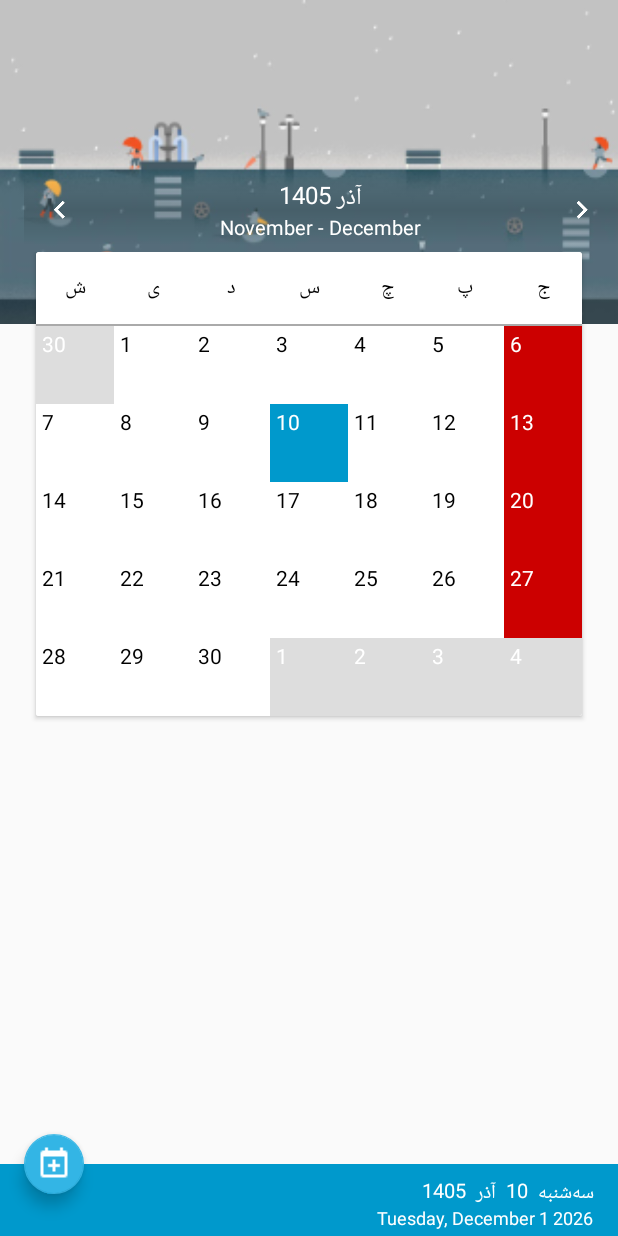
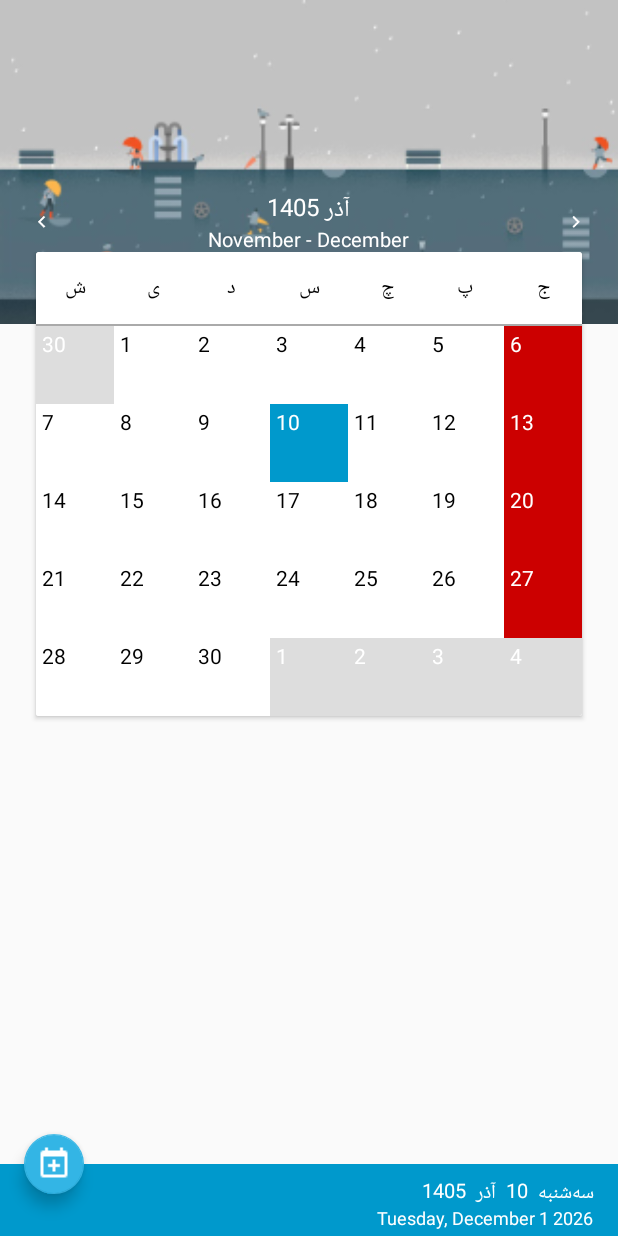
Before and after one commit to Tenkei/Calendor, an Android app: the fragment HomeFragment shown on its own in the app's theme, on a phone screen of 412 x 824 dp. Run offline under Robolectric (Android 15) with nearby library versions, the light colour scheme and no system bars; libraries missing offline, so code that uses them is left out: com.crashlytics.android, com.onesignal, io.fabric.sdk, uk.co.chrisjenx; 1 statement that could not run was skipped.

Commit message:
Improved Toolbar

```diff
--- a/app/src/main/java/com/esbati/keivan/persiancalendar/Fragments/HomeFragment.java
+++ b/app/src/main/java/com/esbati/keivan/persiancalendar/Fragments/HomeFragment.java
@@ -6,6 +6,7 @@ import android.content.DialogInterface;
 import android.content.res.Resources;
 import android.content.res.TypedArray;
 import android.graphics.drawable.Drawable;
+import android.os.Build;
 import android.os.Bundle;
 import android.os.Handler;
 import android.support.annotation.NonNull;
@@ -25,8 +26,10 @@ import android.util.Log;
 import android.view.LayoutInflater;
 import android.view.View;
 import android.view.ViewGroup;
+import android.view.Window;
 import android.view.animation.AnimationUtils;
 import android.view.inputmethod.InputMethodManager;
+import android.widget.FrameLayout;
 import android.widget.ImageSwitcher;
 import android.widget.ImageView;
 import android.widget.LinearLayout;
@@ -42,6 +45,7 @@ import com.esbati.keivan.persiancalendar.Models.GoogleCalendar;
 import com.esbati.keivan.persiancalendar.Models.GoogleEvent;
 import com.esbati.keivan.persiancalendar.R;
 import com.esbati.keivan.persiancalendar.Utils.AndroidUtilities;
+import com.esbati.keivan.persiancalendar.Utils.ColorHelper;
 import com.esbati.keivan.persiancalendar.Utils.Constants;
 import com.esbati.keivan.persiancalendar.Utils.GoogleCalendarHelper;
 import com.esbati.keivan.persiancalendar.Utils.Views.CalendarBottomSheet;
@@ -73,11 +77,11 @@ public class HomeFragment extends Fragment {
     private TextView mToolbarTitle;
     private TextView mToolbarSubTitle;
     private ImageSwitcher mToolbarBackground;
+    private ImageView mSetting;
     private ImageView mNextBtn;
     private ImageView mPreviousBtn;
 
     //Body
-    private NestedScrollView mMainContainer;
     private SmoothViewPager mPager;
     private FloatingActionButton mEventActionBtn;
     private FragmentPagerAdapter mPagerAdapter;
@@ -143,6 +147,7 @@ public class HomeFragment extends Fragment {
         mToolbarTitle = (TextView)rootView.findViewById(R.id.toolbar_title);
         mToolbarSubTitle = (TextView)rootView.findViewById(R.id.toolbar_sub_title);
         mToolbarBackground = (ImageSwitcher) rootView.findViewById(R.id.toolbar_background);
+        mSetting = (ImageView)rootView.findViewById(R.id.toolbar_setting);
         mNextBtn = (ImageView)rootView.findViewById(R.id.toolbar_right_btn);
         mPreviousBtn = (ImageView)rootView.findViewById(R.id.toolbar_left_btn);
 
@@ -177,17 +182,41 @@ public class HomeFragment extends Fragment {
         mAppbar.addOnOffsetChangedListener(new AppBarLayout.OnOffsetChangedListener() {
             @Override
             public void onOffsetChanged(AppBarLayout appBarLayout, int verticalOffset) {
-                int appbarHeight = mAppbar.getTotalScrollRange();
-                final int newToolbarMargin = (appbarHeight - Math.abs(verticalOffset)) * 48 / appbarHeight;
+                float abHeight = mAppbar.getTotalScrollRange();
+                final float heightRatio = (abHeight - Math.abs(verticalOffset)) / abHeight; //Range from 1 to 0
+                final int newToolbarMarginPixel = (int)(heightRatio * AndroidUtilities.dp(48)); //Range from 48 to 0
+                final int newButtonMarginPixel = (int)((1 - heightRatio) * AndroidUtilities.dp(48)); //Range from 0 to 48
 
-                if(mToolbarMargin != newToolbarMargin){
-                    mToolbarMargin = newToolbarMargin;
-                    CollapsingToolbarLayout.LayoutParams lp = (CollapsingToolbarLayout.LayoutParams)mToolbar.getLayoutParams();
-                    lp.setMargins(0, 0, 0, AndroidUtilities.dp(newToolbarMargin));
-                    mToolbar.setLayoutParams(lp);
-                }
+                //Set Toolbar and Icon Margin, Since Padding is int Value
+                if(mToolbarMargin != newToolbarMarginPixel)
+                    new Handler().post(new Runnable() {
+                        @Override
+                        public void run() {
+                            mToolbarMargin = newToolbarMarginPixel;
+                            mToolbar.setPadding(0, 0, 0, newToolbarMarginPixel);
+                            //CollapsingToolbarLayout.LayoutParams clp = (CollapsingToolbarLayout.LayoutParams)mToolbar.getLayoutParams();
+                            //clp.setMargins(0, 0, 0, newToolbarMarginPixel);
+                            //mToolbar.setLayoutParams(clp);
 
-                Log.e("Offset", "" + newToolbarMargin);
+                            FrameLayout.LayoutParams flp = (FrameLayout.LayoutParams)mNextBtn.getLayoutParams();
+                            flp.setMargins(0, 0, newButtonMarginPixel, 0);
+                            mNextBtn.setLayoutParams(flp);
+
+                            flp = (FrameLayout.LayoutParams)mPreviousBtn.getLayoutParams();
+                            flp.setMargins(newButtonMarginPixel,0 , 0, 0);
+                            mPreviousBtn.setLayoutParams(flp);
+
+                            flp = (FrameLayout.LayoutParams)mSetting.getLayoutParams();
+                            flp.setMargins(0, 0, newButtonMarginPixel - AndroidUtilities.dp(48), 0);
+                            mSetting.setLayoutParams(flp);
+                        }
+                    });
+
+                //Set Extra Views
+                mSetting.setAlpha(1 - heightRatio);
+                mSetting.setRotation(180 * heightRatio);
+
+                Log.e("Padding", "" + newToolbarMarginPixel);
             }
         });
     }
@@ -227,6 +256,8 @@ public class HomeFragment extends Fragment {
             @Override
             public void onPageScrolled(int position, float positionOffset, int positionOffsetPixels) {
 
+                Log.d("positionOffset", "" + positionOffset);
+                Log.d("positionOffsetPixels", "" + positionOffsetPixels);
             }
 
             @Override
@@ -247,6 +278,13 @@ public class HomeFragment extends Fragment {
                         + " - "
                         + Constants.months_en[(mDisplayedMonth + 2) % 12]
                 );
+
+                //Set Appbar Color
+                //mCollapsingToolbar.setContentScrimColor(ColorHelper.getSeasonColor(mDisplayedMonth));
+                //if (Build.VERSION.SDK_INT >= Build.VERSION_CODES.LOLLIPOP) {
+                //    Window window = getActivity().getWindow();
+                //    window.setStatusBarColor(ColorHelper.getSeasonColor(mDisplayedMonth));
+                //}
             }
 
             @Override
--- a/app/src/main/res/layout-v21/fragment_home.xml
+++ b/app/src/main/res/layout-v21/fragment_home.xml
@@ -1,9 +1,9 @@
 <android.support.design.widget.CoordinatorLayout
+    xmlns:android="http://schemas.android.com/apk/res/android"
+    xmlns:app="http://schemas.android.com/apk/res-auto"
     android:id="@+id/coordinator_layout"
     android:layout_width="match_parent"
     android:layout_height="match_parent"
-    xmlns:android="http://schemas.android.com/apk/res/android"
-    xmlns:app="http://schemas.android.com/apk/res-auto"
     android:fitsSystemWindows="true">
     <android.support.design.widget.AppBarLayout
         android:id="@+id/appbar"
@@ -14,39 +14,40 @@
         <android.support.design.widget.CollapsingToolbarLayout
             android:id="@+id/collapsing_toolbar"
             android:layout_width="match_parent"
-            android:layout_height="wrap_content"
+            android:layout_height="match_parent"
             app:contentScrim="@color/colorPrimary"
-            app:layout_scrollFlags="scroll|exitUntilCollapsed"
+            app:layout_scrollFlags="scroll|exitUntilCollapsed|snap"
             android:fitsSystemWindows="true">
             <ImageSwitcher
                 android:id="@+id/toolbar_background"
                 android:layout_width="match_parent"
-                android:layout_height="wrap_content"
+                android:layout_height="match_parent"
                 android:scaleType="centerCrop"
                 android:fitsSystemWindows="true"
                 app:layout_collapseMode="parallax"/>
 
             <android.support.v7.widget.Toolbar
+                android:fitsSystemWindows="true"
                 android:id="@+id/toolbar"
                 android:layout_width="match_parent"
-                android:layout_height="wrap_content"
+                android:layout_height="96dp"
+                android:layout_gravity="bottom"
+                android:paddingBottom="48dp"
+                android:gravity="bottom|center"
                 app:layout_collapseMode="none"
-                android:layout_gravity="bottom"
-                android:layout_marginBottom="48dp"
-                android:gravity="center">
+                app:contentInsetStart="0dp">
                 <FrameLayout
-                    android:fitsSystemWindows="true"
                     android:layout_width="match_parent"
                     android:layout_height="wrap_content"
-                    android:background="@drawable/bg_toolbar_title"
                     app:popupTheme="@style/ThemeOverlay.AppCompat.Light">
                     <ImageView
                         android:id="@+id/toolbar_left_btn"
                         android:layout_width="wrap_content"
                         android:layout_height="wrap_content"
                         android:layout_gravity="left|center_vertical"
-                        android:padding="12dp"
+                        android:padding="16dp"
                         android:src="@drawable/ic_chevron_left_white_24dp"/>
+
                     <LinearLayout
                         android:orientation="vertical"
                         android:layout_width="wrap_content"
@@ -72,13 +73,24 @@
                             android:textColor="@android:color/white"
                             fontPath="fonts/IRANSans(FaNum).ttf"/>
                     </LinearLayout>
+
                     <ImageView
                         android:id="@+id/toolbar_right_btn"
                         android:layout_width="wrap_content"
                         android:layout_height="match_parent"
                         android:layout_gravity="right|center_vertical"
-                        android:padding="12dp"
+                        android:padding="16dp"
                         android:src="@drawable/ic_chevron_right_white_24dp"/>
+
+                    <ImageView
+                        android:visibility="visible"
+                        android:id="@+id/toolbar_setting"
+                        android:layout_width="wrap_content"
+                        android:layout_height="wrap_content"
+                        android:layout_gravity="right|center_vertical"
+                        android:layout_marginRight="-48dp"
+                        android:padding="16dp"
+                        android:src="@drawable/ic_settings_white_24dp"/>
                 </FrameLayout>
             </android.support.v7.widget.Toolbar>
         </android.support.design.widget.CollapsingToolbarLayout>
@@ -89,9 +101,8 @@
         android:elevation="4dp"
         android:layout_width="match_parent"
         android:layout_height="match_parent"
-        android:layout_marginTop="48dp"
-        android:layout_marginBottom="64dp"
-        app:behavior_overlapTop="96dp"
+        android:layout_marginTop="16dp"
+        app:behavior_overlapTop="64dp"
         app:layout_behavior="@string/appbar_scrolling_view_behavior"/>
 
     <android.support.v4.widget.NestedScrollView
```
Also changed, not shown: app/src/main/res/drawable/account_card_details.xml (added, +8 -0 lines), app/src/main/res/drawable/android_debug_bridge.xml (added, +8 -0 lines), app/src/main/res/drawable/bug.xml (added, +8 -0 lines), app/src/main/res/drawable/email.xml (added, +8 -0 lines), app/src/main/res/drawable/history.xml (added, +8 -0 lines), app/src/main/res/drawable/minus.xml (added, +8 -0 lines), app/src/main/res/drawable/phone_classic.xml (added, +8 -0 lines), app/src/main/res/drawable/plus.xml (added, +8 -0 lines), app/src/main/res/drawable/settings.xml (added, +8 -0 lines), app/src/main/res/drawable-hdpi/ic_settings_white_24dp.png (added), app/src/main/res/drawable-mdpi/ic_settings_white_24dp.png (added), app/src/main/res/drawable-xhdpi/ic_settings_white_24dp.png (added), app/src/main/res/drawable-xxhdpi/ic_settings_white_24dp.png (added), app/src/main/res/drawable-xxxhdpi/ic_settings_white_24dp.png (added).
